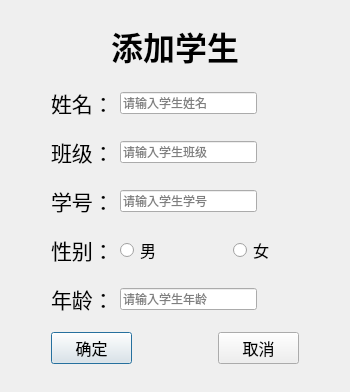
First picture: the form in StuMgr/addstudent.ui, repository hhneedhelp/DB_StudentManage, before the edit.
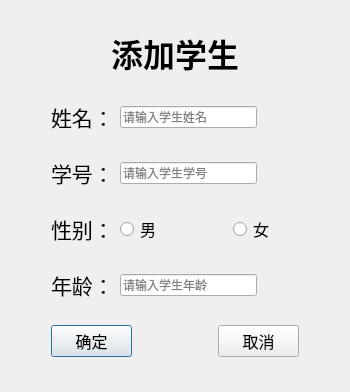
Second picture: the form after the edit.

Diff of the .ui file:
```diff
--- a/StuMgr/addstudent.ui
+++ b/StuMgr/addstudent.ui
@@ -13,7 +13,7 @@
   <property name="windowTitle">
    <string>添加学生</string>
   </property>
-  <layout class="QVBoxLayout" name="verticalLayout" stretch="3,1,1,1,1,1,2">
+  <layout class="QVBoxLayout" name="verticalLayout">
    <item>
     <widget class="QLabel" name="label">
      <property name="sizePolicy">
@@ -88,55 +88,6 @@
      </item>
     </layout>
    </item>
-   <item>
-    <layout class="QHBoxLayout" name="horizontalLayout_6" stretch="0,0,5,3">
-     <item>
-      <spacer name="horizontalSpacer_11">
-       <property name="orientation">
-        <enum>Qt::Horizontal</enum>
-       </property>
-       <property name="sizeHint" stdset="0">
-        <size>
-         <width>40</width>
-         <height>20</height>
-        </size>
-       </property>
-      </spacer>
-     </item>
-     <item>
-      <widget class="QLabel" name="label_6">
-       <property name="font">
-        <font>
-         <pointsize>16</pointsize>
-        </font>
-       </property>
-       <property name="text">
-        <string>班级：</string>
-       </property>
-      </widget>
-     </item>
-     <item>
-      <widget class="QLineEdit" name="le_SClass">
-       <property name="placeholderText">
-        <string>请输入学生班级</string>
-       </property>
-      </widget>
-     </item>
-     <item>
-      <spacer name="horizontalSpacer_12">
-       <property name="orientation">
-        <enum>Qt::Horizontal</enum>
-       </property>
-       <property name="sizeHint" stdset="0">
-        <size>
-         <width>40</width>
-         <height>20</height>
-        </size>
-       </property>
-      </spacer>
-     </item>
-    </layout>
-   </item>
    <item>
     <layout class="QHBoxLayout" name="horizontalLayout_2" stretch="0,1,5,3">
      <item>
```
